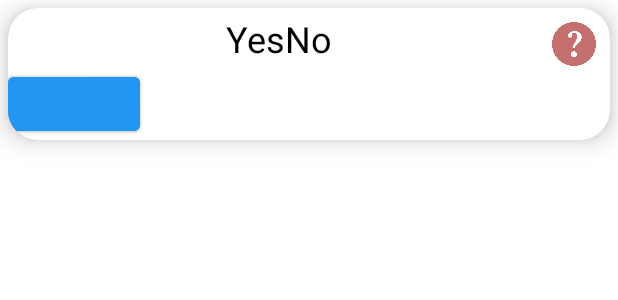
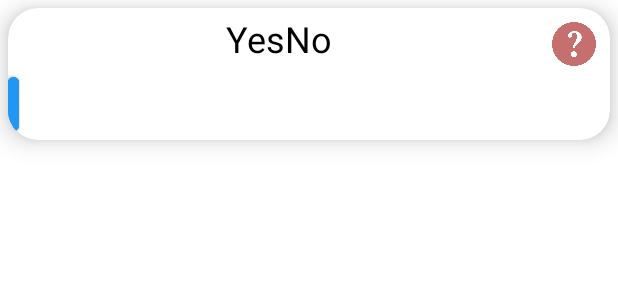
Before and after one commit to databits3883/scout-main-android, an Android app: the layout card_yesno.xml on its own in the app's theme, with its tools: preview values and no code run, on a phone screen of 412 x 824 dp. Shown: the top 300 px of the screen. Run offline under Robolectric (Android 15) with nearby library versions, the phone set to English and light mode, and no system bars; plain views replace SegmentedButton, SegmentedButtonGroup.

Commit message:
Make yes/no segments match the visual changes in multi-segment

```diff
--- a/app/src/main/res/layout/ui_yes_no_segmented.xml
+++ b/app/src/main/res/layout/ui_yes_no_segmented.xml
@@ -24,20 +24,20 @@
         app:sbg_selectionAnimationInterpolator="fastOutSlowIn">
 
         <com.addisonelliott.segmentedbutton.SegmentedButton
-            android:layout_width="wrap_content"
-            android:layout_height="wrap_content"
+            android:layout_width="7dp"
+            android:layout_height="match_parent"
             android:layout_weight="1"
-            android:padding="8dp"
+            android:padding="5dp"
             app:autoSizeTextType="uniform"
             app:sb_selectedTextColor="@color/text_color_inverted"
             app:sb_text="@string/no"
             app:sb_textColor="@color/text_color" />
 
         <com.addisonelliott.segmentedbutton.SegmentedButton
-            android:layout_width="wrap_content"
-            android:layout_height="wrap_content"
+            android:layout_width="7dp"
+            android:layout_height="match_parent"
             android:layout_weight="1"
-            android:padding="8dp"
+            android:padding="5dp"
             app:autoSizeTextType="uniform"
             app:sb_selectedTextColor="@color/text_color_inverted"
             app:sb_text="@string/yes"
```
